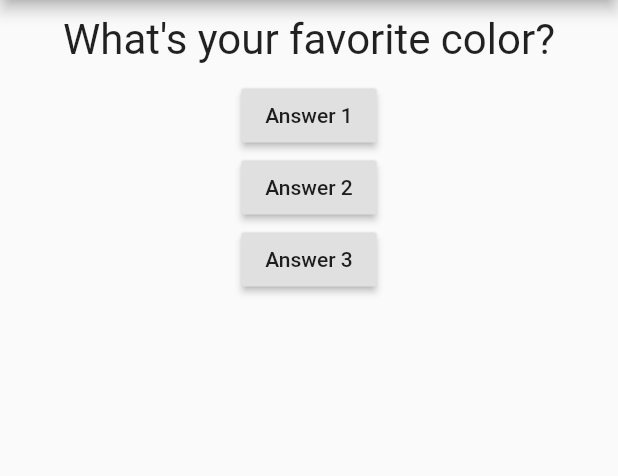
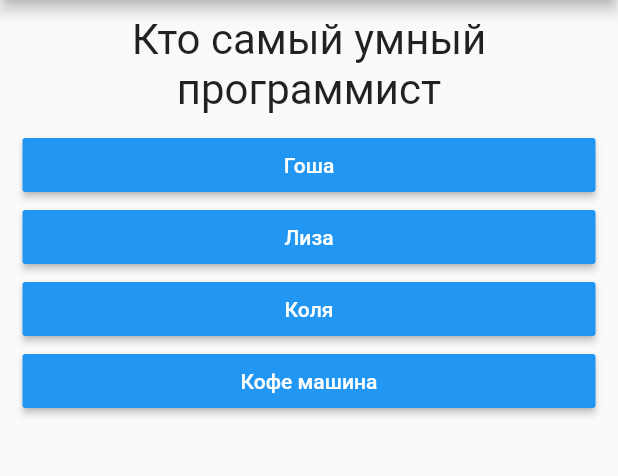
Before and after one commit to skromez/flutter, a Flutter app: the screen it shows after launch, on a phone screen of 412 x 824 dp, the part 84-560 px from its top. Run offline on Flutter 3.47's test engine with Material 2 defaults, Android fonts, the phone set to English and light mode, and no system bars.

Commit message:
add simple quiz app

```diff
--- /dev/null
+++ b/lib/answer.dart
@@ -0,0 +1,22 @@
+import 'package:flutter/material.dart';
+
+class Answer extends StatelessWidget {
+  final Function selectHandler;
+  final String answerText;
+
+  Answer(this.selectHandler, this.answerText);
+
+  @override
+  Widget build(BuildContext context) {
+    return Container(
+      width: double.infinity,
+      margin: EdgeInsets.fromLTRB(15, 0, 15, 0),
+      child: RaisedButton(
+        color: Colors.blue,
+        textColor: Colors.white,
+        child: Text(answerText),
+        onPressed: selectHandler,
+      ),
+    );
+  }
+}
--- a/lib/main.dart
+++ b/lib/main.dart
@@ -1,6 +1,7 @@
 import 'package:flutter/material.dart';
 
-import './question.dart';
+import './quiz.dart';
+import './result.dart';
 
 void main() => runApp(MyApp());
 
@@ -8,51 +9,72 @@ class MyApp extends StatefulWidget {
   @override
   State<StatefulWidget> createState() {
     // TODO: implement createState
-    return _MyyAppState();
+    return _MyAppState();
   }
 }
 
-class _MyyAppState extends State<MyApp> {
+class _MyAppState extends State<MyApp> {
   var _questionIndex = 0;
+  var _totalScore = 0;
 
-  void _answerQuestion() {
+  void _resetQuiz() {
+    setState(() {
+      _questionIndex = 0;
+      _totalScore = 0;
+    });
+  }
+
+  static const _questions = [
+    {
+      'questionText': 'Кто самый умный программист',
+      'answers': [
+        {'text': 'Гоша', 'score': 10},
+        {'text': 'Лиза', 'score': 5},
+        {'text': 'Коля', 'score': 3},
+        {'text': 'Кофе машина', 'score': 0},
+      ]
+    },
+    {
+      'questionText': 'Самый лучший ПМ',
+      'answers': [
+        {'text': 'Саша Соловьев', 'score': 10},
+        {'text': 'Антон Брилев', 'score': 5},
+        {'text': 'Лена Татаринова', 'score': 3},
+        {'text': 'Сергей Галуза', 'score': 0},
+      ]
+    },
+    {
+      'questionText': 'Самый сложный вопрос человечества',
+      'answers': [
+        {'text': 'if (array.length) что выдаст???', 'score': 10},
+        {'text': 'mapDispatchToProps', 'score': 5},
+        {'text': 'Что такое ООП', 'score': 3},
+        {'text': 'Папей гавна', 'score': 0},
+      ]
+    },
+  ];
+
+  void _answerQuestion(int score) {
     setState(() {
       _questionIndex++;
+      _totalScore += score;
     });
-    print(_questionIndex);
   }
 
   @override
   Widget build(BuildContext c) {
-    var questions = [
-      'What\'s your favorite color?',
-      'What\'s your favorite animal?'
-    ];
-
     return MaterialApp(
       home: Scaffold(
         appBar: AppBar(
           title: Text('My First App'),
         ),
-        body: Column(
-          children: [
-            Question(
-              questions[_questionIndex],
-            ),
-            RaisedButton(
-              child: Text('Answer 1'),
-              onPressed: _answerQuestion,
-            ),
-            RaisedButton(
-              child: Text('Answer 2'),
-              onPressed: () => print('aaa'),
-            ),
-            RaisedButton(
-              child: Text('Answer 3'),
-              onPressed: () => print('aaa'),
-            ),
-          ],
-        ),
+        body: _questionIndex < _questions.length
+            ? Quiz(
+                answerQuestion: _answerQuestion,
+                questionIndex: _questionIndex,
+                questions: _questions,
+              )
+            : Result(_totalScore, _resetQuiz),
       ),
     );
   }
--- /dev/null
+++ b/lib/quiz.dart
@@ -0,0 +1,31 @@
+import 'package:flutter/material.dart';
+
+import './answer.dart';
+import './question.dart';
+
+class Quiz extends StatelessWidget {
+  final Function answerQuestion;
+  final int questionIndex;
+  final List<Map<String, Object>> questions;
+
+  Quiz({
+    @required this.questions,
+    @required this.answerQuestion,
+    @required this.questionIndex,
+  });
+
+  @override
+  Widget build(BuildContext context) {
+    return Column(
+      children: [
+        Question(
+          questions[questionIndex]['questionText'],
+        ),
+        ...(questions[questionIndex]['answers'] as List<Map<String, Object>>)
+            .map((answer) {
+          return Answer(() => answerQuestion(answer['score']), answer['text']);
+        }).toList()
+      ],
+    );
+  }
+}
```
Also changed, not shown: lib/result.dart (added, +45 -0 lines).
